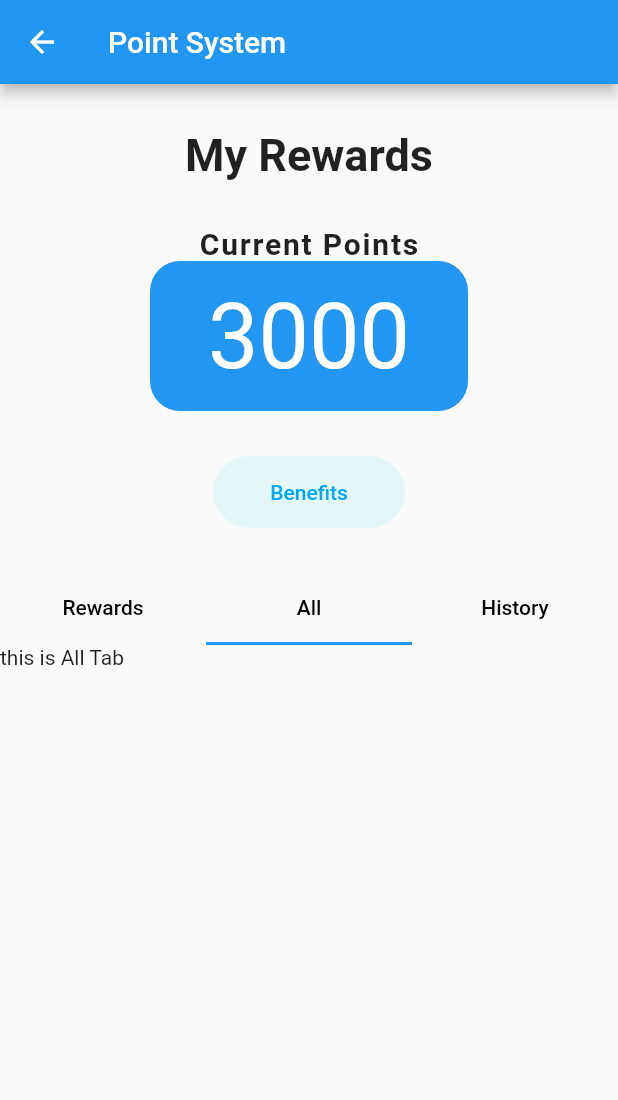
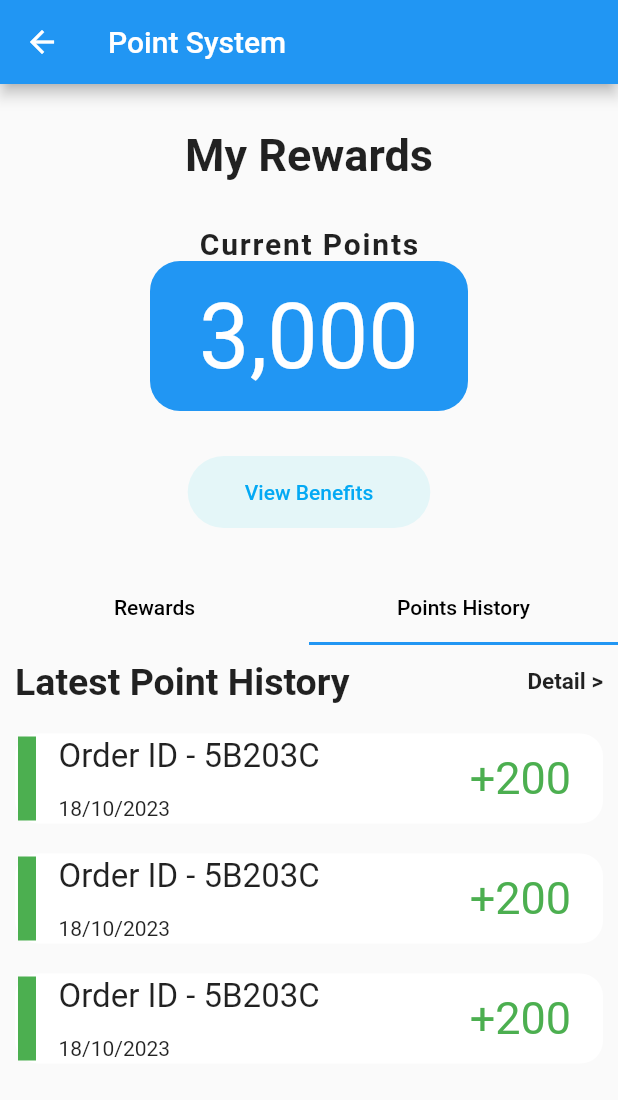
Before and after one commit to Steve-Bright/StyleFeed_User-Abandoned-, a Flutter app: the PointSystem screen opened by its route, tab 2 chosen, on a phone screen of 412 x 824 dp. Shown: the top 1100 px of the screen. Run offline on Flutter 3.47's test engine with Material 2 defaults, Android fonts, the phone set to English and light mode, and no system bars; our stand-ins replace animated_splash_screen, flutter_rating_bar, google_fonts, google_nav_bar, image_picker; missing offline and left inert: side_sheet; project files that could hold a hidden picture were left out.

Commit message:
added the point system 100%

```diff
--- a/lib/UserProfile/allPoint.dart
+++ b/lib/UserProfile/allPoint.dart
@@ -0,0 +1,78 @@
+import 'package:flutter/material.dart';
+
+class AllTab extends StatefulWidget {
+  const AllTab({super.key});
+
+  @override
+  State<AllTab> createState() => _AllTabState();
+}
+
+class _AllTabState extends State<AllTab> {
+  @override
+  Widget build(BuildContext context) {
+    return SingleChildScrollView(
+      child: Column(
+        children: <Widget>[
+          Container(
+            margin: EdgeInsets.all(10),
+            child: Row(
+              mainAxisAlignment: MainAxisAlignment.spaceBetween,
+              children: [
+                Text('Latest Point History', style: TextStyle(fontWeight: FontWeight.bold, fontSize: 25)),
+
+                InkWell(
+                    onTap: (){
+                    },
+                    child: Text(
+                        'Detail >',
+                        style: TextStyle(fontWeight: FontWeight.bold, fontSize: 15)
+                    )
+                )
+              ],
+            ),
+          ),
+
+          for(int i = 0; i < 3; i++)
+          Container(
+            margin: EdgeInsets.fromLTRB(10, 10, 10, 10),
+            height: 60,
+            decoration: BoxDecoration(
+                borderRadius: BorderRadius.circular(15),
+                color: Colors.white,
+                border: Border.all(color: Colors.white24, width: 2.0)
+            ),
+            child: Row(
+              children: [
+                Container(
+                  width: 12,
+                  decoration: BoxDecoration(
+                    color: Colors.green,
+                    // borderRadius: BorderRadius.circular(5)
+                  )
+                ),
+
+                Container(
+                  margin: EdgeInsets.only(left: 15),
+                  child: Column(
+                    mainAxisAlignment: MainAxisAlignment.spaceBetween,
+                    crossAxisAlignment: CrossAxisAlignment.start,
+                    children: [
+                      Text('Order ID - 5B203C', style: TextStyle(fontSize: 22)),
+                      Text('18/10/2023')
+                    ]
+                  ),
+                ),
+                SizedBox(
+                  width: 100,
+                ),
+                Container(
+                  child: Text('+200', style: TextStyle(color: Colors.green, fontSize: 30))
+                )
+              ]
+            )
+          )
+        ]
+      )
+    );
+  }
+}
--- a/lib/UserProfile/pointSystem.dart
+++ b/lib/UserProfile/pointSystem.dart
@@ -1,5 +1,6 @@
 import 'package:flutter/material.dart';
-import 'package:flutter_rating_bar/flutter_rating_bar.dart';
+import 'rewards.dart';
+import 'allPoint.dart';
 
 class PointSystem extends StatefulWidget {
   const PointSystem({super.key});
@@ -12,7 +13,7 @@ class _PointSystemState extends State<PointSystem> {
   @override
   Widget build(BuildContext context) {
     return DefaultTabController(
-      length: 3,
+      length: 2,
       child: Scaffold(
         appBar: AppBar(
           leading: IconButton(
@@ -54,7 +55,7 @@ class _PointSystemState extends State<PointSystem> {
                       Container(
                         alignment: Alignment.center,
                         height: 100,
-                        child: Text('3000', style: TextStyle(color: Colors.white, fontSize: 60)),
+                        child: Text('3,000', style: TextStyle(color: Colors.white, fontSize: 60)),
                       )
                     ]
                   ),
@@ -68,7 +69,7 @@ class _PointSystemState extends State<PointSystem> {
                     ),
                     child: TextButton(
                       onPressed: (){},
-                      child: Text('Benefits', style: TextStyle(color: Colors.lightBlue)),
+                      child: Text('View Benefits', style: TextStyle(color: Colors.lightBlue)),
                     )
                   ) ,
 
@@ -82,11 +83,8 @@ class _PointSystemState extends State<PointSystem> {
                         child: Center(child: Text('Rewards', style: TextStyle(color: Colors.black)))
                       ),
                       Tab(
-                        child: Center(child: Text('All', style: TextStyle(color: Colors.black)))
+                        child: Center(child: Text('Points History', style: TextStyle(color: Colors.black)))
                       ),
-                      Tab(
-                        child: Center(child: Text('History', style: TextStyle(color: Colors.black)))
-                      )
                     ]
                   ),
 
@@ -95,112 +93,15 @@ class _PointSystemState extends State<PointSystem> {
                     // color: Colors.red,
                       child: TabBarView(
                         children: [
-                          SingleChildScrollView(
-                            child: Column(
-                              children: <Widget>[
-                                Container(
-                                  margin: EdgeInsets.all(10),
-                                  child: Row(
-                                    mainAxisAlignment: MainAxisAlignment.spaceBetween,
-                                    children: [
-                                      Text('Hot Right Now', style: TextStyle(fontWeight: FontWeight.bold, fontSize: 25)),
-
-                                      InkWell(
-                                        onTap: (){
-                                        },
-                                        child: Text(
-                                         'More >',
-                                          style: TextStyle(fontWeight: FontWeight.bold, fontSize: 15)
-                                        )
-                                      )
-                                    ],
-                                  ),
-                                ),
-
-                                for(int i = 0; i < 5; i++)
-                                Container(
-                                  margin: EdgeInsets.fromLTRB(10, 10, 10, 10),
-                                  height: 130,
-                                  decoration: BoxDecoration(
-                                    borderRadius: BorderRadius.circular(15),
-                                    color: Colors.white,
-                                    border: Border.all(color: Colors.black, width: 2.0)
-                                  ),
-                                  child: Row(
-                                    children: [
-                                      Container(
-                                        child: Image.asset('assets/rewards/hotpot.jpg'),
-                                        margin: EdgeInsets.all(10),
-                                        width: 100,
-                                        height: 100,
-                                      ),
-                                      Container(
-                                        margin: EdgeInsets.all(10),
-                                        child: Column(
-                                          // mainAxisAlignment: MainAxisAlignment.spaceBetween,
-                                          crossAxisAlignment: CrossAxisAlignment.start,
-                                          children: [
-                                            Text('Delicious Pizza', style: TextStyle(fontWeight: FontWeight.bold, fontSize: 19,)),
-                                            RatingBar.builder(
-                                              initialRating: 3,
-                                              minRating: 1,
-                                              direction: Axis.horizontal,
-                                              allowHalfRating: false,
-                                              itemCount: 5,
-                                              itemSize: 17,
-                                              itemPadding: EdgeInsets.symmetric(horizontal: 4.0),
-                                              itemBuilder: (context, _) => Icon(
-                                                Icons.star,
-                                                color: Colors.amber,
-                                              ),
-                                              onRatingUpdate: (rating) {
-                                                print(rating);
-                                              },
-                                            ),
-                                            SizedBox(height: 30),
-                                            Text('Discount 30%')
-                                          ]
-                                        ),
-                                      ),
-                                      Container(
-                                        margin: EdgeInsets.all(10),
-                                        child: Column(
-                                          mainAxisAlignment: MainAxisAlignment.spaceBetween,
-                                          children: [
-                                            Container(
-                                              padding: EdgeInsets.all(10),
-                                              child: Text('Points: 100', style: TextStyle(color: Colors.white)),
-                                              decoration: BoxDecoration(
-                                                color: Colors.amber,
-                                                borderRadius: BorderRadius.circular(15),
-                                              ),
-                                            ),
-                                            TextButton(
-                                                child: Text('Redeem'),
-                                                onPressed: (){
-                                                }
-                                            )
-                                          ]
-                                        )
-                                      )
-                                    ]
-                                  )
-                                )
-                              ],
-                            ),
-                          ),
-                          Container(
-                            child: Text('this is All Tab')
-                          ),
-                          Container(
-                            child: Text('this is History Tab')
-                          )
+                          RewardsTab(),
+                          AllTab()
                         ]
                       ),
-                  )
+                  ),
+
                 ]
               )
-            )
+            ),
           ]
         )
       ),
```
Also changed, not shown: lib/UserProfile/rewardsHistory.dart (deleted).
